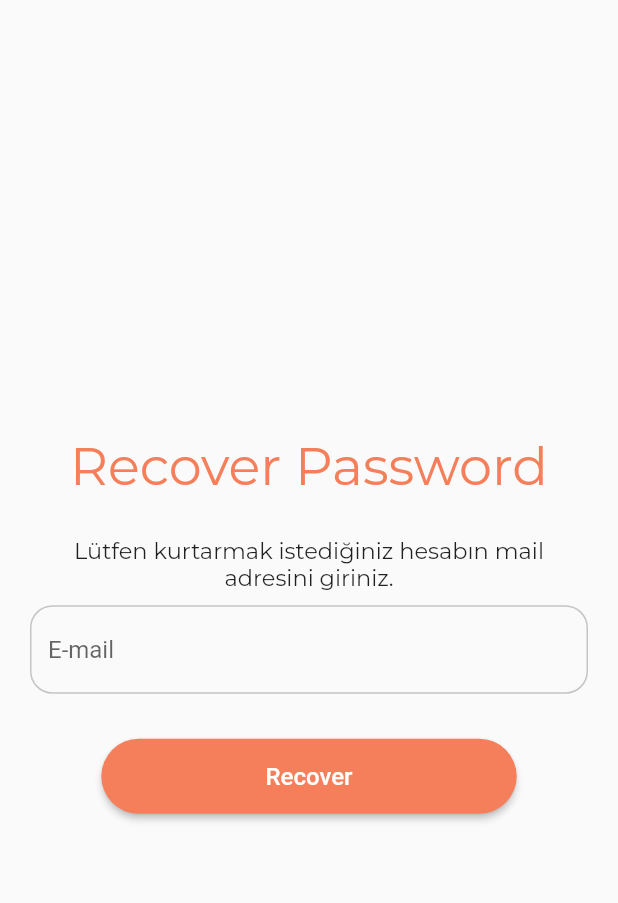
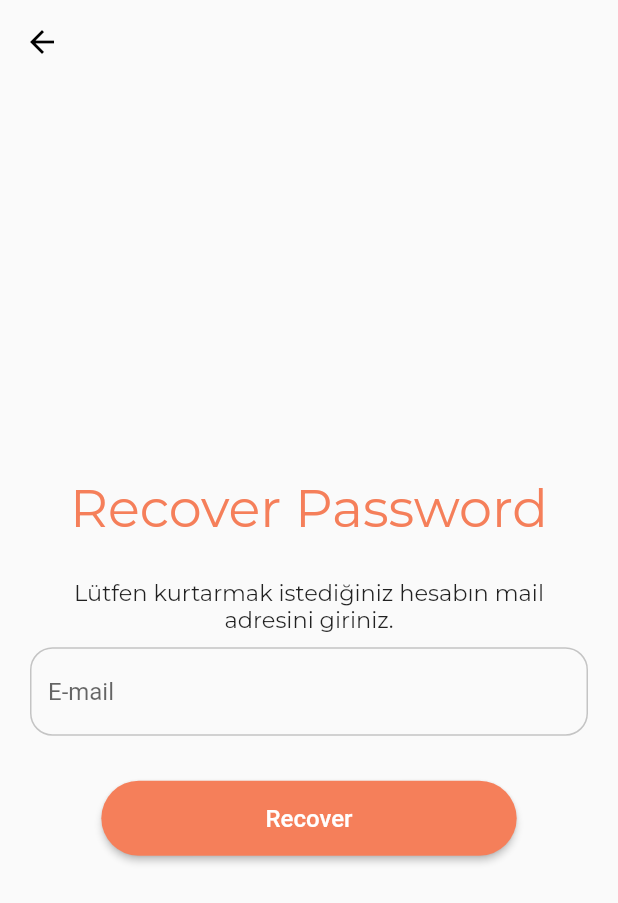
Before and after one commit to KozalakDev/TravelTogFlutter, a Flutter app: the ResetPassword screen opened directly, on a phone screen of 412 x 824 dp. Shown: the top 903 px of the screen. Run offline on Flutter 3.47's test engine with Material 2 defaults, Android fonts, the phone set to English and light mode, and no system bars; drawn by our look-alikes of rounded_loading_button; our stand-ins replace carousel_slider, csc_picker, flutter_rating_bar, google_fonts, image_picker, percent_indicator and 1 more; missing offline and left inert: cloudinary.

Commit message:
Sign up ve recover password sayfalarına back button eklendi.

```diff
--- a/lib/screens/login/components/reset_password.dart
+++ b/lib/screens/login/components/reset_password.dart
@@ -10,6 +10,11 @@ class ResetPassword extends StatelessWidget {
   @override
   Widget build(BuildContext context) {
     return Scaffold(
+      appBar: AppBar(
+        backgroundColor: Colors.transparent,
+        elevation: 0,
+        iconTheme: IconThemeData(color: Colors.black),
+      ),
       body: Center(
         child: SingleChildScrollView(
           child: Column(
--- a/lib/screens/login/components/sign_up.dart
+++ b/lib/screens/login/components/sign_up.dart
@@ -11,6 +11,11 @@ class SignUp extends StatelessWidget {
   @override
   Widget build(BuildContext context) {
     return Scaffold(
+      appBar: AppBar(
+        backgroundColor: Colors.transparent,
+        elevation: 0,
+        iconTheme: IconThemeData(color: Colors.black),
+      ),
       body: Center(
         child: SingleChildScrollView(
           child: Column(
```
